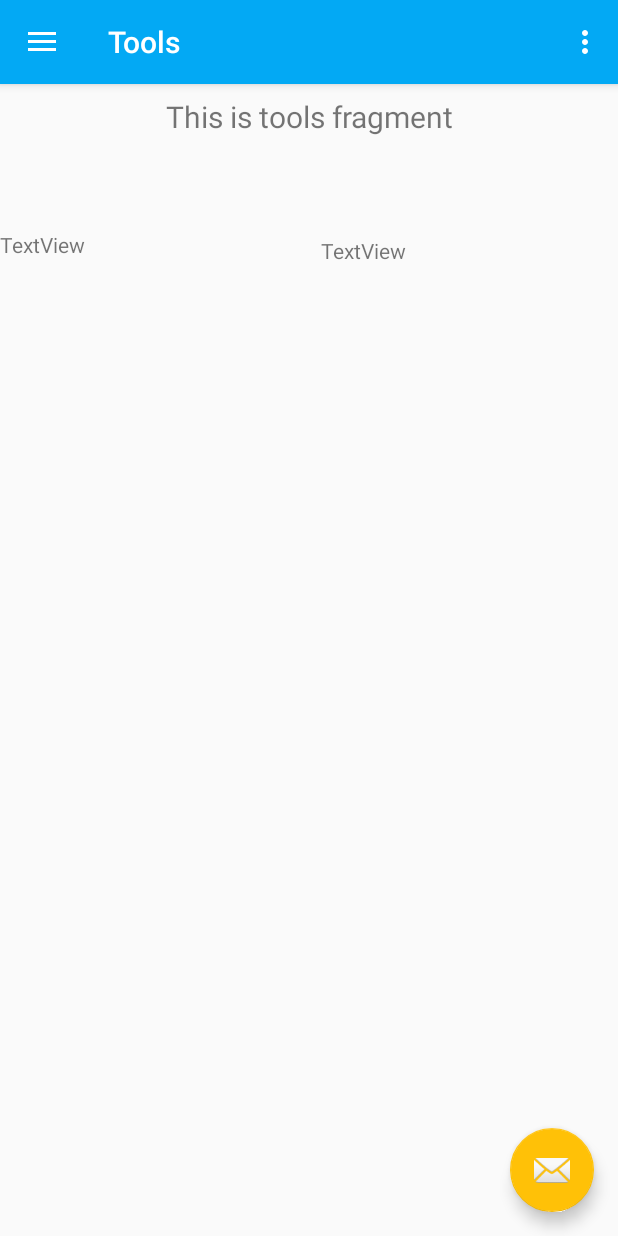
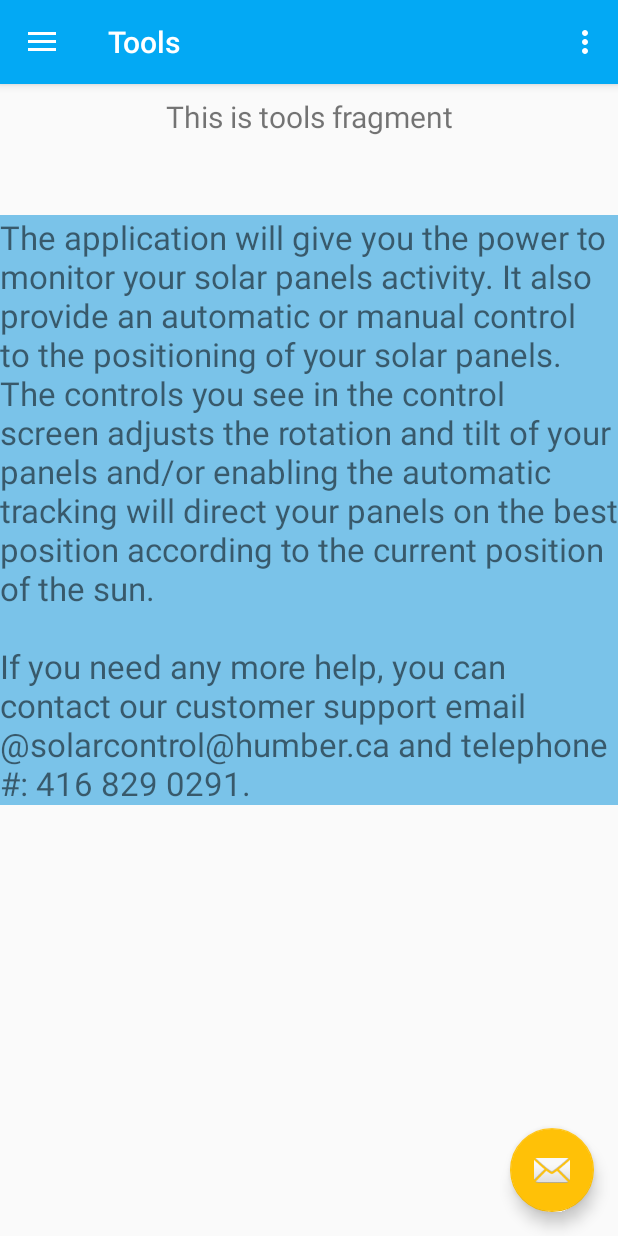
Before and after one commit to junedacaya/SolarControllerProject, an Android app: the screen it shows after launch (MainActivity), in the side drawer, after a tap on "Tools", on a phone screen of 412 x 824 dp. Run offline under Robolectric (Android 15) with nearby library versions, the phone set to English and light mode, and no system bars; our stand-ins replace navigation-ui.

Commit message:
added controller updates and more

```diff
--- a/app/src/main/res/layout/fragment_tools.xml
+++ b/app/src/main/res/layout/fragment_tools.xml
@@ -19,30 +19,19 @@
         app:layout_constraintTop_toTopOf="parent" />
 
     <TextView
-        android:id="@+id/rotation_help"
-        android:layout_width="205dp"
-        android:layout_height="572dp"
-        android:text="TextView"
-        app:layout_constraintBottom_toBottomOf="parent"
-        app:layout_constraintStart_toStartOf="parent"
-        app:layout_constraintTop_toTopOf="parent"
-        app:layout_constraintVertical_bias="0.496" />
-
-    <androidx.constraintlayout.widget.Guideline
-        android:id="@+id/guideline4"
+        android:id="@+id/help_text"
         android:layout_width="wrap_content"
         android:layout_height="wrap_content"
-        android:orientation="vertical"
-        app:layout_constraintGuide_begin="207dp" />
+        android:background="#8DD2F1"
 
-    <TextView
-        android:id="@+id/tilt_help"
-        android:layout_width="195dp"
-        android:layout_height="566dp"
-        android:layout_marginStart="6dp"
-        android:text="TextView"
+        android:backgroundTint="#7AC3E9"
+        android:text="@string/help_message"
+        android:textSize="22sp"
         app:layout_constraintBottom_toBottomOf="parent"
         app:layout_constraintEnd_toEndOf="parent"
-        app:layout_constraintStart_toEndOf="@+id/rotation_help"
-        app:layout_constraintTop_toTopOf="parent" />
+        app:layout_constraintHorizontal_bias="0.0"
+        app:layout_constraintStart_toStartOf="parent"
+        app:layout_constraintTop_toBottomOf="@+id/text_tools"
+        app:layout_constraintVertical_bias="0.154" />
+
 </androidx.constraintlayout.widget.ConstraintLayout>
--- a/app/src/main/res/values/strings.xml
+++ b/app/src/main/res/values/strings.xml
@@ -34,6 +34,14 @@
     <string name="welcome_text">Welcome to Solar Controller</string>
     <string name="automatic_tracking">Automatic Tracking</string>
 
+    <string name="help_message">The application will give you the power to monitor your solar panels activity.
+        It also provide an automatic or manual control to the positioning of your solar panels.
+        The controls you see in the control screen adjusts the rotation and tilt of your panels and/or
+        enabling the automatic tracking will direct your panels on the best position according to the current position
+        of the sun.
+
+        \n\nIf you need any more help, you can contact our customer support email @solarcontrol@humber.ca and telephone #: 416 829 0291.
+    </string>
 
     <string-array name="language_entries">
         <item>English</item>
```
Also changed, not shown: 1 other file.
